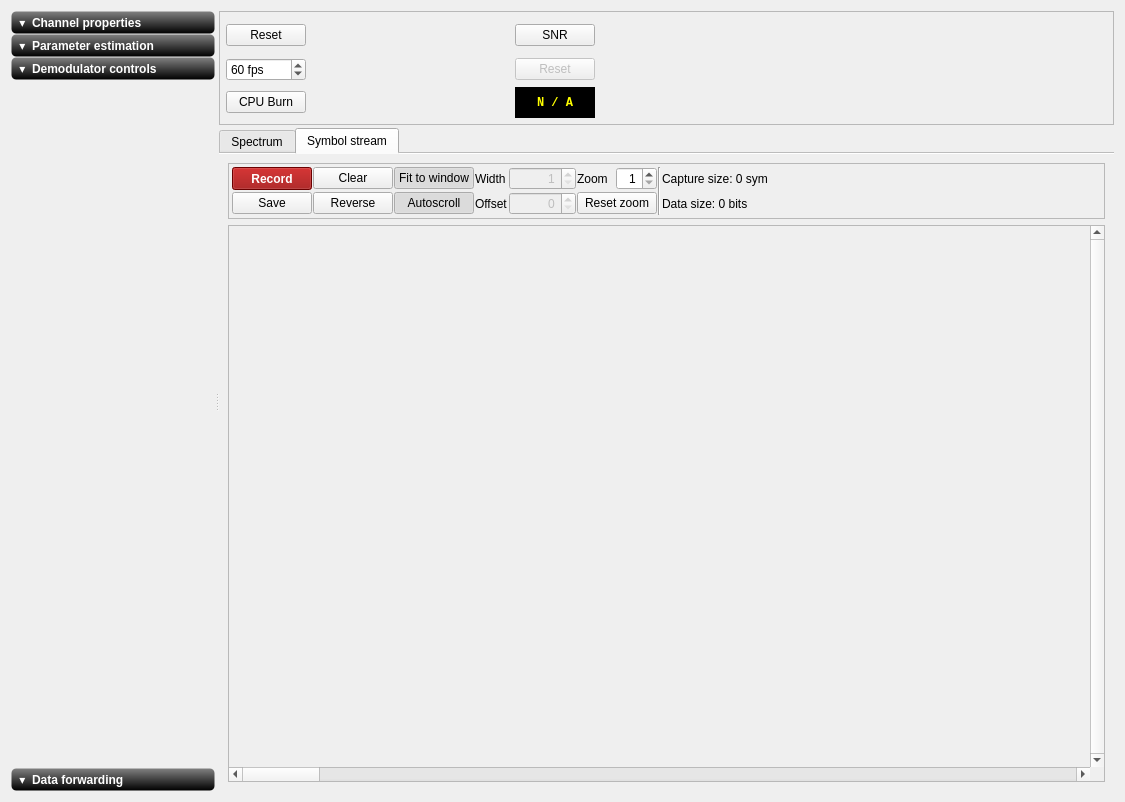
Old version of the form ui/Inspector.ui in the repository BatchDrake/SigDigger.
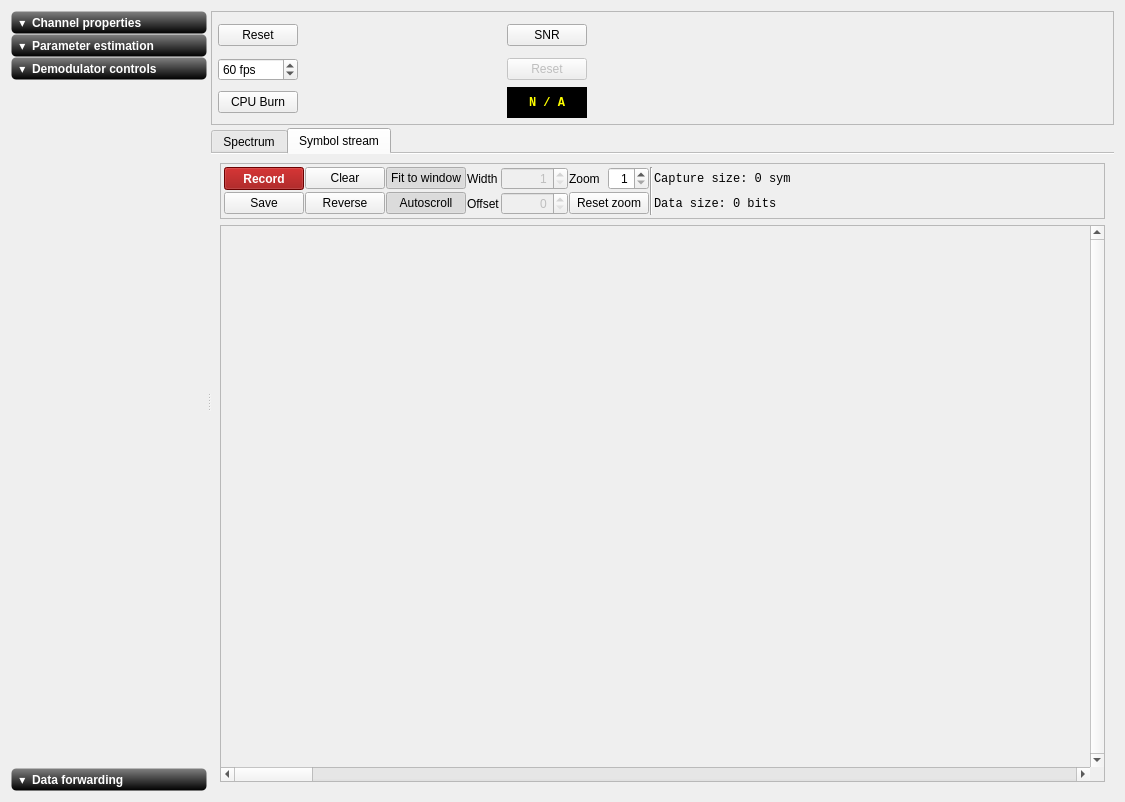
New version of the form. The open tabs and pages were chosen to show the change. Custom widgets are drawn as their Qt base class.

What changed in the file:
```diff
--- a/ui/Inspector.ui
+++ b/ui/Inspector.ui
@@ -276,7 +276,7 @@
         <rect>
          <x>0</x>
          <y>0</y>
-         <width>194</width>
+         <width>198</width>
          <height>692</height>
         </rect>
        </property>
@@ -339,7 +339,7 @@
             <rect>
              <x>0</x>
              <y>0</y>
-             <width>194</width>
+             <width>198</width>
              <height>692</height>
             </rect>
            </property>
@@ -943,6 +943,11 @@
               </item>
               <item row="3" column="15">
                <widget class="QLabel" name="dataSizeLabel">
+                <property name="font">
+                 <font>
+                  <family>Monospace</family>
+                 </font>
+                </property>
                 <property name="text">
                  <string>Data size: 0 bits</string>
                 </property>
@@ -956,6 +961,11 @@
                   <height>0</height>
                  </size>
                 </property>
+                <property name="font">
+                 <font>
+                  <family>Monospace</family>
+                 </font>
+                </property>
                 <property name="text">
                  <string>Capture size: 0 sym</string>
                 </property>
```
Left out of the diff: 10 changed lines with no effect on the pictures.
